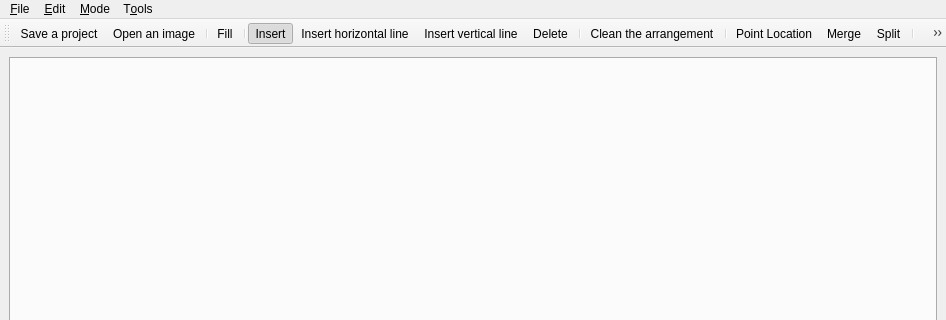
Above: qt/ArrangementDemoWindow.ui from oliviertournaire/QLabelling before the change; both pictures show x 0 to 946 and y 0 to 320 of the 946 by 600 pixel window. Below: the same form after it.
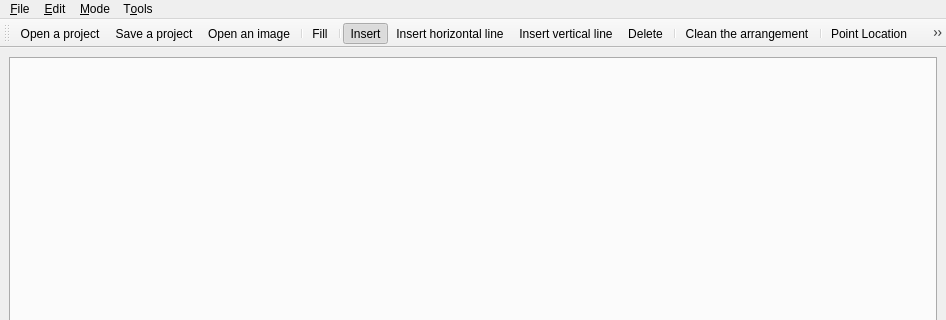
That is the form after the change. Icons and pictures are not drawn.

Commit message: #31 Open project OK. However, still need to load labels image (which is not yet saved) ...

```diff
--- a/qt/ArrangementDemoWindow.ui
+++ b/qt/ArrangementDemoWindow.ui
@@ -39,6 +39,7 @@
    <attribute name="toolBarBreak">
     <bool>false</bool>
    </attribute>
+   <addaction name="actionOpenProject"/>
    <addaction name="actionSaveProject"/>
    <addaction name="actionOpenImage"/>
    <addaction name="separator"/>
@@ -398,6 +399,15 @@
     <string>Save a project</string>
    </property>
   </action>
+  <action name="actionOpenProject">
+   <property name="icon">
+    <iconset resource="../rc/ArrangementDemoWindow.qrc">
+     <normaloff>:/document-open.png</normaloff>:/document-open.png</iconset>
+   </property>
+   <property name="text">
+    <string>Open a project</string>
+   </property>
+  </action>
  </widget>
  <resources>
   <include location="../rc/ArrangementDemoWindow.qrc"/>
```
Left out of the diff: 5 changed lines with no effect on the pictures. The commit also changes 6 other files.
